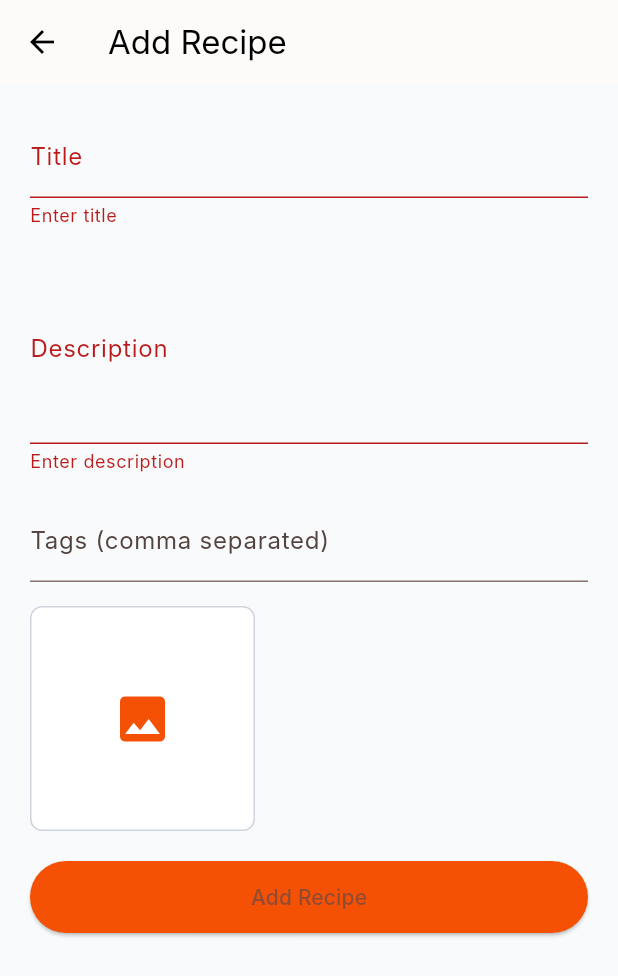
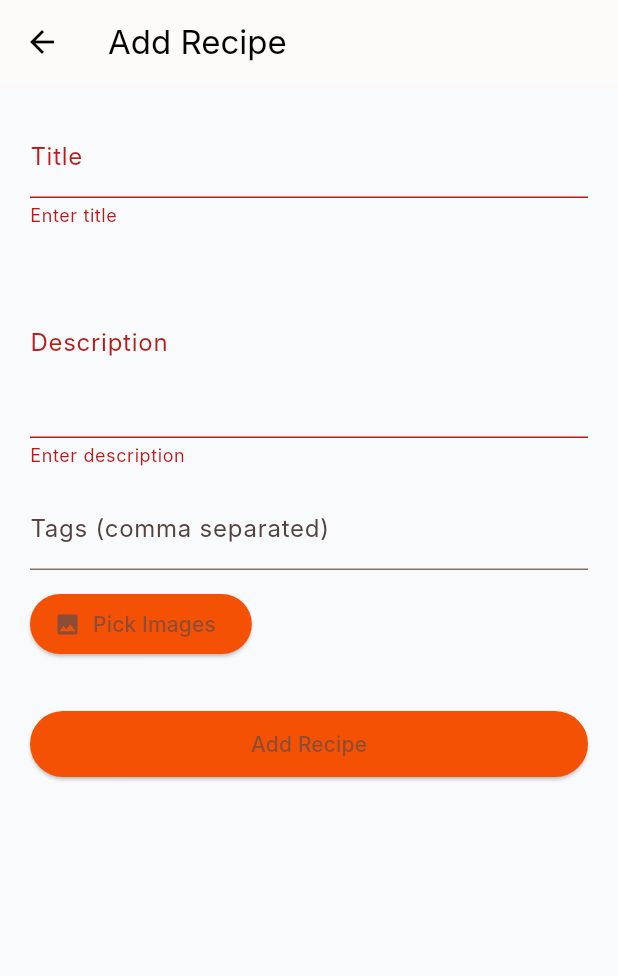
Before and after one commit to Ferdaoues-Awechri/flavora, a Flutter app: the AddRecipeScreen screen opened directly, after a tap on "Add Recipe", on a phone screen of 412 x 824 dp. Shown: the top 976 px of the screen. Run offline on Flutter 3.47's test engine with Material 3 defaults, Android fonts, the phone set to English and light mode, and no system bars; our stand-ins replace cloud_firestore, firebase_auth, firebase_core, google_sign_in, image_picker; accounts and stored records are empty; Roboto replaces fonts that are missing (Inter).

Commit message:
Refactor AddRecipeScreen and HomeScreen for improved image handling and UI consistency

```diff
--- a/lib/screens/add_recipe_screen.dart
+++ b/lib/screens/add_recipe_screen.dart
@@ -95,7 +95,7 @@ class _AddRecipeScreenState extends State<AddRecipeScreen> {
         newImages = _webImages.map((b) => base64Encode(b)).toList();
       } else {
         for (var file in _pickedFiles) {
-          final bytes = await file.readAsBytes(); // fixed Web/Mobile compatibility
+          final bytes = await file.readAsBytes();
           newImages.add(base64Encode(bytes));
         }
       }
@@ -113,7 +113,6 @@ class _AddRecipeScreenState extends State<AddRecipeScreen> {
         'images': allImages,
         'userId': user.uid,
         'username': user.displayName ?? 'User',
-        'photoUrl': user.photoURL ?? 'https://i.pravatar.cc/150',
         'likes': widget.recipe != null ? widget.recipe!['likes'] ?? [] : [],
         'savers': widget.recipe != null ? widget.recipe!['savers'] ?? [] : [],
         'likesCount': widget.recipe != null ? widget.recipe!['likesCount'] ?? 0 : 0,
@@ -123,9 +122,14 @@ class _AddRecipeScreenState extends State<AddRecipeScreen> {
       };
 
       if (widget.recipe != null && widget.recipe!.containsKey('id')) {
-        await FirebaseFirestore.instance.collection('recipes').doc(widget.recipe!['id']).update(data);
+        // UPDATE
+        await FirebaseFirestore.instance
+            .collection('recipes')
+            .doc(widget.recipe!['id'])
+            .update(data);
         _showToast('Recipe updated!');
       } else {
+        // ADD
         await FirebaseFirestore.instance.collection('recipes').add(data);
         _showToast('Recipe added!');
       }
@@ -159,7 +163,9 @@ class _AddRecipeScreenState extends State<AddRecipeScreen> {
               right: 0,
               top: 0,
               child: GestureDetector(
-                  onTap: () => setState(() => _existingImages.removeAt(i)),
+                  onTap: () {
+                    setState(() => _existingImages.removeAt(i));
+                  },
                   child: const Icon(Icons.cancel, color: Colors.red))),
         ],
       ));
@@ -174,7 +180,9 @@ class _AddRecipeScreenState extends State<AddRecipeScreen> {
               right: 0,
               top: 0,
               child: GestureDetector(
-                  onTap: () => setState(() => _webImages.removeAt(i)),
+                  onTap: () {
+                    setState(() => _webImages.removeAt(i));
+                  },
                   child: const Icon(Icons.cancel, color: Colors.red))),
         ],
       ));
@@ -209,14 +217,14 @@ class _AddRecipeScreenState extends State<AddRecipeScreen> {
                 decoration: const InputDecoration(labelText: 'Title'),
                 validator: (v) => v == null || v.trim().isEmpty ? 'Enter title' : null,
               ),
-              const SizedBox(height: 16),
+              const SizedBox(height: 12),
               TextFormField(
                 controller: _descriptionController,
                 decoration: const InputDecoration(labelText: 'Description'),
                 maxLines: 4,
                 validator: (v) => v == null || v.trim().isEmpty ? 'Enter description' : null,
               ),
-              const SizedBox(height: 16),
+              const SizedBox(height: 12),
               TextFormField(
                 controller: _tagsController,
                 decoration: const InputDecoration(
@@ -224,35 +232,27 @@ class _AddRecipeScreenState extends State<AddRecipeScreen> {
                   hintText: 'e.g. vegan, pasta, easy',
                 ),
               ),
-              const SizedBox(height: 16),
-              Row(
-                children: [
-                  GestureDetector(
-                    onTap: _pickImages,
-                    child: Container(
-                      height: 150,
-                      width: 150,
-                      decoration: BoxDecoration(border: Border.all(color: const Color(0xFFD0D5DD)), borderRadius: BorderRadius.circular(8), color: Colors.white),
-                      child: const Center(
-                        child: Icon(Icons.image, color: Color(0xFFF45104), size: 40),
-                      ),
-                    ),
-                  ),
-                  const SizedBox(width: 12),
-                  Expanded(child: _buildImagesPreview()),
-                ],
-              ),
+              const SizedBox(height: 12),
+              Align(
+                  alignment: Alignment.centerLeft,
+                  child: ElevatedButton.icon(
+                      onPressed: _pickImages,
+                      icon: const Icon(Icons.image),
+                      label: const Text('Pick Images'),
+                      style: ElevatedButton.styleFrom(backgroundColor: const Color(0xFFF45104)))),
+              const SizedBox(height: 12),
+              _buildImagesPreview(),
               const SizedBox(height: 20),
               SizedBox(
                 width: double.infinity,
                 child: ElevatedButton(
                   onPressed: _isLoading ? null : _submitRecipe,
-                  style: ElevatedButton.styleFrom(padding: const EdgeInsets.symmetric(vertical: 14), backgroundColor: const Color(0xFFF45104)),
+                  style: ElevatedButton.styleFrom(padding: const EdgeInsets.symmetric(vertical: 12), backgroundColor: const Color(0xFFF45104)),
                   child: _isLoading ? const CircularProgressIndicator(color: Colors.white) : Text(widget.recipe != null ? 'Save' : 'Add Recipe'),
                 ),
               ),
             ]),
-          ),
+          )
         ]),
       ),
     );
```
Also changed, not shown: lib/screens/home_screen.dart (+188 -144 lines).
